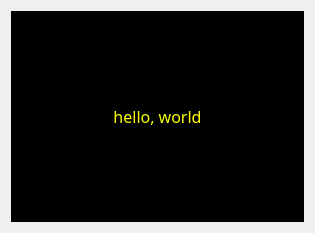
Old version of the form src/ktagebuchview_base.ui in the repository RainerBlessing/KTagebuch.
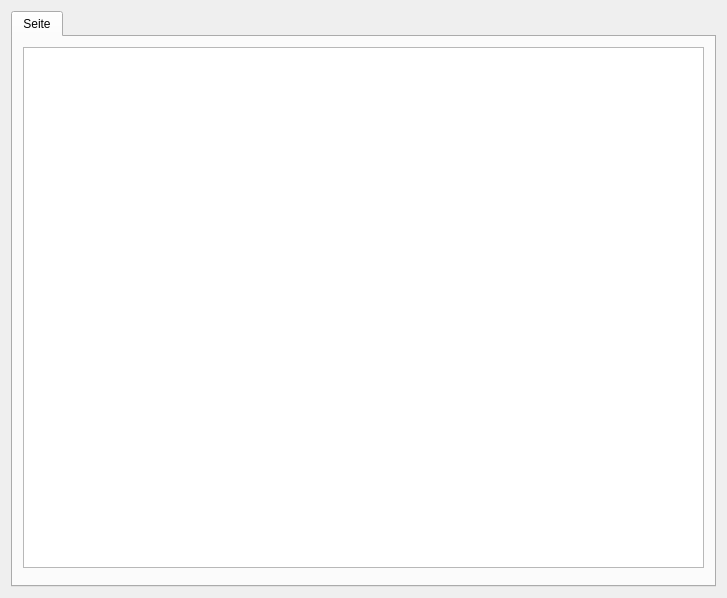
New version of the form. Custom widgets are drawn as their Qt base class.

```diff
--- a/src/ktagebuchview_base.ui
+++ b/src/ktagebuchview_base.ui
@@ -1,12 +1,13 @@
-<ui version="4.0" >
-<class>ktagebuchview_base</class>
-<widget class="QWidget" name="ktagebuchview_base" >
-  <property name="geometry" >
+<?xml version="1.0" encoding="UTF-8"?>
+<ui version="4.0">
+ <class>ktagebuchview_base</class>
+ <widget class="QWidget" name="ktagebuchview_base">
+  <property name="geometry">
    <rect>
     <x>0</x>
     <y>0</y>
-    <width>315</width>
-    <height>233</height>
+    <width>727</width>
+    <height>598</height>
    </rect>
   </property>
   <property name="windowTitle" >
@@ -19,193 +20,48 @@
    <property name="leftMargin" >
     <number>11</number>
    </property>
-   <property name="topMargin" >
-    <number>11</number>
-   </property>
-   <property name="rightMargin" >
-    <number>11</number>
-   </property>
-   <property name="bottomMargin" >
-    <number>11</number>
-   </property>
-   <property name="horizontalSpacing" >
+   <property name="spacing">
     <number>6</number>
    </property>
-   <property name="verticalSpacing" >
-    <number>6</number>
-   </property>
-   <item row="0" column="0" >
-    <widget class="QLabel" name="kcfg_sillyLabel" >
-     <property name="palette" >
-      <palette>
-       <active>
-        <colorrole role="WindowText" >
-         <brush brushstyle="SolidPattern" >
-          <color alpha="255" >
-           <red>255</red>
-           <green>255</green>
-           <blue>0</blue>
-          </color>
-         </brush>
-        </colorrole>
-        <colorrole role="Button" >
-         <brush brushstyle="SolidPattern" >
-          <color alpha="255" >
-           <red>0</red>
-           <green>0</green>
-           <blue>0</blue>
-          </color>
-         </brush>
-        </colorrole>
-        <colorrole role="Base" >
-         <brush brushstyle="SolidPattern" >
-          <color alpha="255" >
-           <red>0</red>
-           <green>0</green>
-           <blue>0</blue>
-          </color>
-         </brush>
-        </colorrole>
-        <colorrole role="Window" >
-         <brush brushstyle="SolidPattern" >
-          <color alpha="255" >
-           <red>0</red>
-           <green>0</green>
-           <blue>0</blue>
-          </color>
-         </brush>
-        </colorrole>
-        <colorrole role="AlternateBase" >
-         <brush brushstyle="SolidPattern" >
-          <color alpha="255" >
-           <red>0</red>
-           <green>0</green>
-           <blue>0</blue>
-          </color>
-         </brush>
-        </colorrole>
-       </active>
-       <inactive>
-        <colorrole role="WindowText" >
-         <brush brushstyle="SolidPattern" >
-          <color alpha="255" >
-           <red>255</red>
-           <green>255</green>
-           <blue>0</blue>
-          </color>
-         </brush>
-        </colorrole>
-        <colorrole role="Button" >
-         <brush brushstyle="SolidPattern" >
-          <color alpha="255" >
-           <red>0</red>
-           <green>0</green>
-           <blue>0</blue>
-          </color>
-         </brush>
-        </colorrole>
-        <colorrole role="Base" >
-         <brush brushstyle="SolidPattern" >
-          <color alpha="255" >
-           <red>0</red>
-           <green>0</green>
-           <blue>0</blue>
-          </color>
-         </brush>
-        </colorrole>
-        <colorrole role="Window" >
-         <brush brushstyle="SolidPattern" >
-          <color alpha="255" >
-           <red>0</red>
-           <green>0</green>
-           <blue>0</blue>
-          </color>
-         </brush>
-        </colorrole>
-        <colorrole role="AlternateBase" >
-         <brush brushstyle="SolidPattern" >
-          <color alpha="255" >
-           <red>0</red>
-           <green>0</green>
-           <blue>0</blue>
-          </color>
-         </brush>
-        </colorrole>
-       </inactive>
-       <disabled>
-        <colorrole role="WindowText" >
-         <brush brushstyle="SolidPattern" >
-          <color alpha="255" >
-           <red>119</red>
-           <green>119</green>
-           <blue>119</blue>
-          </color>
-         </brush>
-        </colorrole>
-        <colorrole role="Button" >
-         <brush brushstyle="SolidPattern" >
-          <color alpha="255" >
-           <red>0</red>
-           <green>0</green>
-           <blue>0</blue>
-          </color>
-         </brush>
-        </colorrole>
-        <colorrole role="Base" >
-         <brush brushstyle="SolidPattern" >
-          <color alpha="255" >
-           <red>0</red>
-           <green>0</green>
-           <blue>0</blue>
-          </color>
-         </brush>
-        </colorrole>
-        <colorrole role="Window" >
-         <brush brushstyle="SolidPattern" >
-          <color alpha="255" >
-           <red>0</red>
-           <green>0</green>
-           <blue>0</blue>
-          </color>
-         </brush>
-        </colorrole>
-        <colorrole role="AlternateBase" >
-         <brush brushstyle="SolidPattern" >
-          <color alpha="255" >
-           <red>0</red>
-           <green>0</green>
-           <blue>0</blue>
-          </color>
-         </brush>
-        </colorrole>
-       </disabled>
-      </palette>
-     </property>
-     <property name="font" >
-      <font>
-       <family>Sans Serif</family>
-       <pointsize>12</pointsize>
-      </font>
-     </property>
-     <property name="autoFillBackground" >
-      <bool>true</bool>
-     </property>
-     <property name="text" >
-      <string>hello, world</string>
-     </property>
-     <property name="scaledContents" >
-      <bool>true</bool>
-     </property>
-     <property name="alignment" >
-      <set>Qt::AlignCenter</set>
-     </property>
-     <property name="wordWrap" >
-      <bool>false</bool>
-     </property>
+   <item row="0" column="0">
+    <widget class="KTabWidget" name="ktabwidget">
+     <widget class="QWidget" name="Seite">
+      <attribute name="title">
+       <string>Seite</string>
+      </attribute>
+      <widget class="QWidget" name="verticalLayoutWidget">
+       <property name="geometry">
+        <rect>
+         <x>10</x>
+         <y>10</y>
+         <width>681</width>
+         <height>521</height>
+        </rect>
+       </property>
+       <layout class="QVBoxLayout" name="verticalLayout">
+        <item>
+         <widget class="KTextEdit" name="ktextedit"/>
+        </item>
+       </layout>
+      </widget>
+     </widget>
     </widget>
    </item>
   </layout>
  </widget>
-  <resources/>
+ <customwidgets>
+  <customwidget>
+   <class>KTabWidget</class>
+   <extends>QTabWidget</extends>
+   <header>ktabwidget.h</header>
+   <container>1</container>
+  </customwidget>
+  <customwidget>
+   <class>KTextEdit</class>
+   <extends>QTextEdit</extends>
+   <header>ktextedit.h</header>
+  </customwidget>
+ </customwidgets>
+ <resources/>
  <connections/>
 </ui>
```
Left out of the diff: 8 changed lines with no effect on the pictures.
